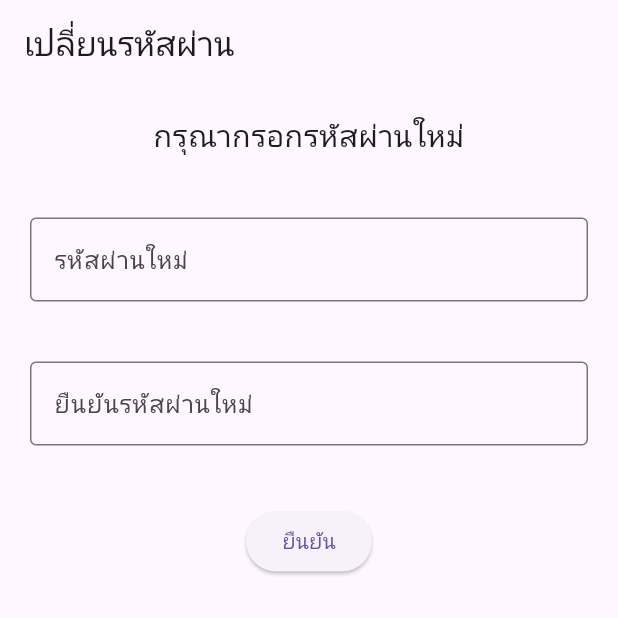
After one commit to Phatchara131/gps_map, a Flutter app: the ResetPSD screen opened directly, on a phone screen of 412 x 824 dp, the top half of it. The commit adds this screen. Run offline on Flutter 3.47's test engine with Material 3 defaults, Android fonts, the phone set to English and light mode, and no system bars; our stand-ins replace flutter_local_notifications, geolocator, image_picker, numberpicker, quickalert, shared_preferences; missing offline and left inert: longdo_maps_api3_flutter, onesignal_flutter; accounts and stored records are empty; network calls fail.

Commit message:
update otp

```diff
--- /dev/null
+++ b/lib/page/ResetPassword.dart
@@ -0,0 +1,56 @@
+import 'package:flutter/material.dart';
+
+class ResetPSD extends StatefulWidget {
+  const ResetPSD({super.key});
+
+  @override
+  State<ResetPSD> createState() => _ResetPSDState();
+}
+
+class _ResetPSDState extends State<ResetPSD> {
+  @override
+  Widget build(BuildContext context) {
+    return Scaffold(
+      appBar: AppBar(
+        title: Text('เปลี่ยนรหัสผ่าน'),
+      ),
+      body: Center(
+        child: Column(
+          children: [
+            SizedBox(height: 20),
+            Text(
+              'กรุณากรอกรหัสผ่านใหม่',
+              style: TextStyle(fontSize: 20),
+            ),
+            SizedBox(height: 20),
+            Padding(
+              padding: const EdgeInsets.all(20),
+              child: TextField(
+                decoration: InputDecoration(
+                  labelText: 'รหัสผ่านใหม่',
+                  border: OutlineInputBorder(),
+                ),
+              ),
+            ),
+            Padding(
+              padding: const EdgeInsets.all(20),
+              child: TextField(
+                decoration: InputDecoration(
+                  labelText: 'ยืนยันรหัสผ่านใหม่',
+                  border: OutlineInputBorder(),
+                ),
+              ),
+            ),
+            SizedBox(height: 20),
+            ElevatedButton(
+              onPressed: () {
+                Navigator.pushNamed(context, '/login');
+              },
+              child: Text('ยืนยัน'),
+            ),
+          ],
+        ),
+      ),
+    );
+  }
+}
--- a/pubspec.yaml
+++ b/pubspec.yaml
@@ -47,6 +47,7 @@ dependencies:
   onesignal_flutter: ^5.1.3
   quickalert: ^1.1.0
   shared_preferences: ^2.2.3
+  numberpicker: ^2.1.2
 
 dev_dependencies:
   flutter_test:
```
Also changed, not shown: lib/page/ForgotPassword.dart (+21 -2 lines), lib/page/SelectOTP.dart (added, +159 -0 lines), pubspec.lock.
